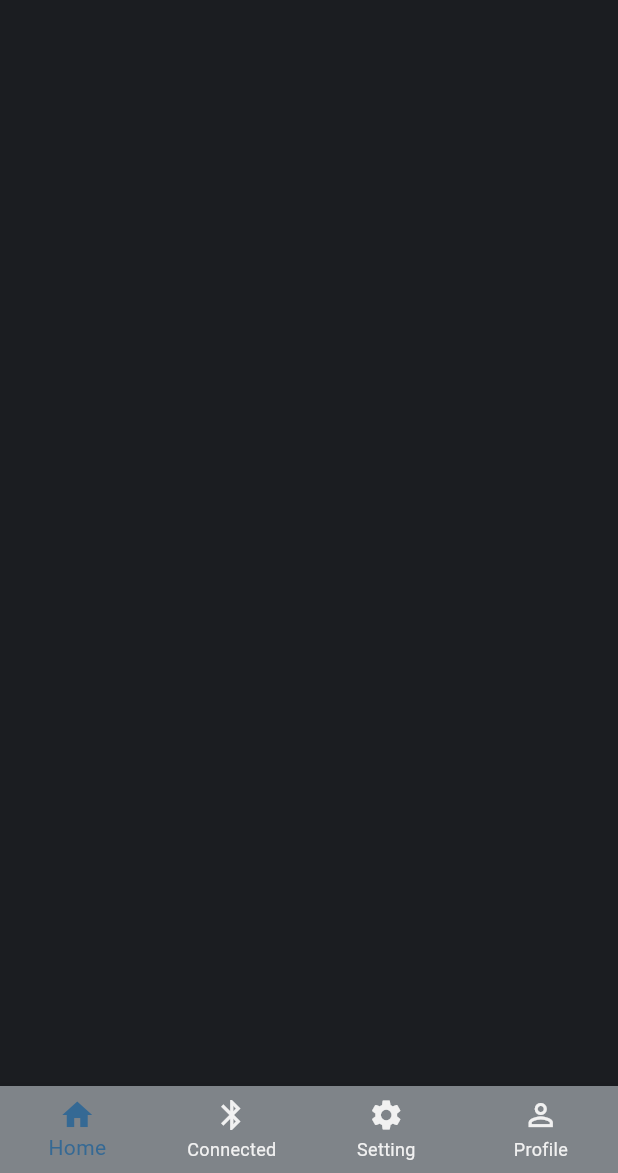
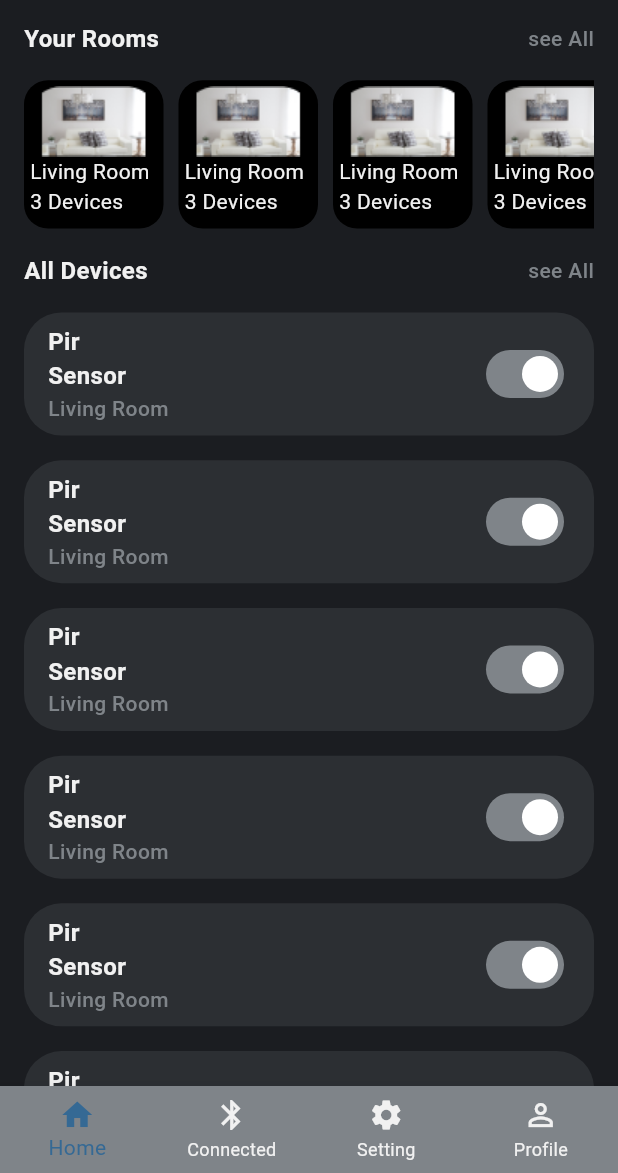
Before and after one commit to Kareemm0/SmartHomeApp, a Flutter app: the MainScreen screen opened by its route, on a phone screen of 412 x 824 dp, the part 63-1236 px from its top. Run offline on Flutter 3.47's test engine with Material 3 defaults, Android fonts, the phone set to English and light mode, and no system bars; our stand-ins replace animated_text_kit, bloc, flutter_bloc, flutter_svg, go_router, pin_code_fields.

Commit message:
finish_home_screen

```diff
--- a/lib/Feature/home/presenation/views/home_screen.dart
+++ b/lib/Feature/home/presenation/views/home_screen.dart
@@ -1,5 +1,9 @@
 import 'package:flutter/material.dart';
 import 'package:smart_home/core/utils/app_colors.dart';
+import 'package:smart_home/core/utils/app_images.dart';
+
+import '../widget/custom_herizontal_list_view_body.dart';
+import '../widget/custom_row_text.dart';
 
 class HomeScreen extends StatelessWidget {
   const HomeScreen({super.key});
@@ -17,6 +21,89 @@ class HomeScreen extends StatelessWidget {
         ),
         centerTitle: true,
       ),
+      body: Padding(
+        padding: const EdgeInsets.symmetric(horizontal: 16),
+        child: Column(
+          children: [
+            const CustomRowText(
+              text: "Your Rooms",
+            ),
+            SizedBox(
+              height: MediaQuery.sizeOf(context).height * 0.02,
+            ),
+            SizedBox(
+              height: MediaQuery.sizeOf(context).height * .12,
+              child: ListView.separated(
+                separatorBuilder: (context, index) => const SizedBox(
+                  width: 10,
+                ),
+                scrollDirection: Axis.horizontal,
+                itemBuilder: (context, index) {
+                  return const CustomHerizontalListViewBody();
+                },
+                itemCount: 10,
+              ),
+            ),
+            SizedBox(
+              height: MediaQuery.sizeOf(context).height * 0.02,
+            ),
+            const CustomRowText(
+              text: "All Devices",
+            ),
+            SizedBox(
+              height: MediaQuery.sizeOf(context).height * 0.02,
+            ),
+            Expanded(
+              child: ListView.separated(
+                separatorBuilder: (context, index) => SizedBox(
+                  height: MediaQuery.sizeOf(context).height * 0.02,
+                ),
+                itemBuilder: (context, index) {
+                  return Container(
+                    decoration: BoxDecoration(
+                      color: AppColors.loginButton,
+                      borderRadius: BorderRadius.circular(25),
+                    ),
+                    padding:
+                        const EdgeInsets.symmetric(horizontal: 16, vertical: 8),
+                    child: Row(
+                      mainAxisAlignment: MainAxisAlignment.spaceBetween,
+                      children: [
+                        const Column(
+                          crossAxisAlignment: CrossAxisAlignment.start,
+                          children: [
+                            Text(
+                              "Pir\nSensor",
+                              style: TextStyle(
+                                color: AppColors.wihte,
+                                fontSize: 16,
+                                fontWeight: FontWeight.bold,
+                              ),
+                            ),
+                            Text(
+                              "Living Room",
+                              style: TextStyle(
+                                color: AppColors.authText,
+                                fontWeight: FontWeight.w500,
+                              ),
+                            ),
+                          ],
+                        ),
+                        Switch(
+                          value: true,
+                          onChanged: (val) {},
+                          activeTrackColor: AppColors.authText,
+                        )
+                      ],
+                    ),
+                  );
+                },
+                itemCount: 10,
+              ),
+            )
+          ],
+        ),
+      ),
     );
   }
 }
--- /dev/null
+++ b/lib/Feature/home/presenation/widget/custom_herizontal_list_view_body.dart
@@ -0,0 +1,35 @@
+import 'package:flutter/material.dart';
+
+import '../../../../core/utils/app_colors.dart';
+import '../../../../core/utils/app_images.dart';
+
+class CustomHerizontalListViewBody extends StatelessWidget {
+  const CustomHerizontalListViewBody({super.key});
+
+  @override
+  Widget build(BuildContext context) {
+    return Container(
+      clipBehavior: Clip.antiAlias,
+      padding: const EdgeInsets.all(4),
+      decoration: BoxDecoration(
+          color: AppColors.balck, borderRadius: BorderRadius.circular(16)),
+      child: Column(
+        crossAxisAlignment: CrossAxisAlignment.start,
+        children: [
+          Image.asset(
+            AppImages.home,
+            fit: BoxFit.fill,
+          ),
+          const Text(
+            "Living Room ",
+            style: TextStyle(color: AppColors.wihte),
+          ),
+          const Text(
+            "3 Devices",
+            style: TextStyle(color: AppColors.wihte),
+          ),
+        ],
+      ),
+    );
+  }
+}
--- /dev/null
+++ b/lib/Feature/home/presenation/widget/custom_row_text.dart
@@ -0,0 +1,33 @@
+import 'package:flutter/material.dart';
+
+import '../../../../core/utils/app_colors.dart';
+
+class CustomRowText extends StatelessWidget {
+  final String text;
+  const CustomRowText({super.key, required this.text});
+
+  @override
+  Widget build(BuildContext context) {
+    return Row(
+      mainAxisAlignment: MainAxisAlignment.spaceBetween,
+      children: [
+        Text(
+          text,
+          style: const TextStyle(
+            color: AppColors.wihte,
+            fontSize: 16,
+            fontWeight: FontWeight.bold,
+          ),
+        ),
+        const Text(
+          "see All",
+          style: TextStyle(
+            color: AppColors.authText,
+            fontSize: 14,
+            fontWeight: FontWeight.w500,
+          ),
+        )
+      ],
+    );
+  }
+}
--- a/lib/core/utils/app_colors.dart
+++ b/lib/core/utils/app_colors.dart
@@ -12,4 +12,6 @@ class AppColors {
   static const Color authText = Color(0xff7F8489);
 
   static const Color auth = Color(0xff356994);
+
+  static Color balck = const Color(0xff000000);
 }
--- a/lib/core/utils/app_images.dart
+++ b/lib/core/utils/app_images.dart
@@ -3,6 +3,7 @@ class AppImages {
   static const onBoarding = "$path/on_borading.png";
   static const register = "$path/login.png";
   static const login = "$path/log.png";
+  static const home = "$path/home.png";
 
   //! Vectors
 
```
Also changed, not shown: assets/images/home.png (added).
